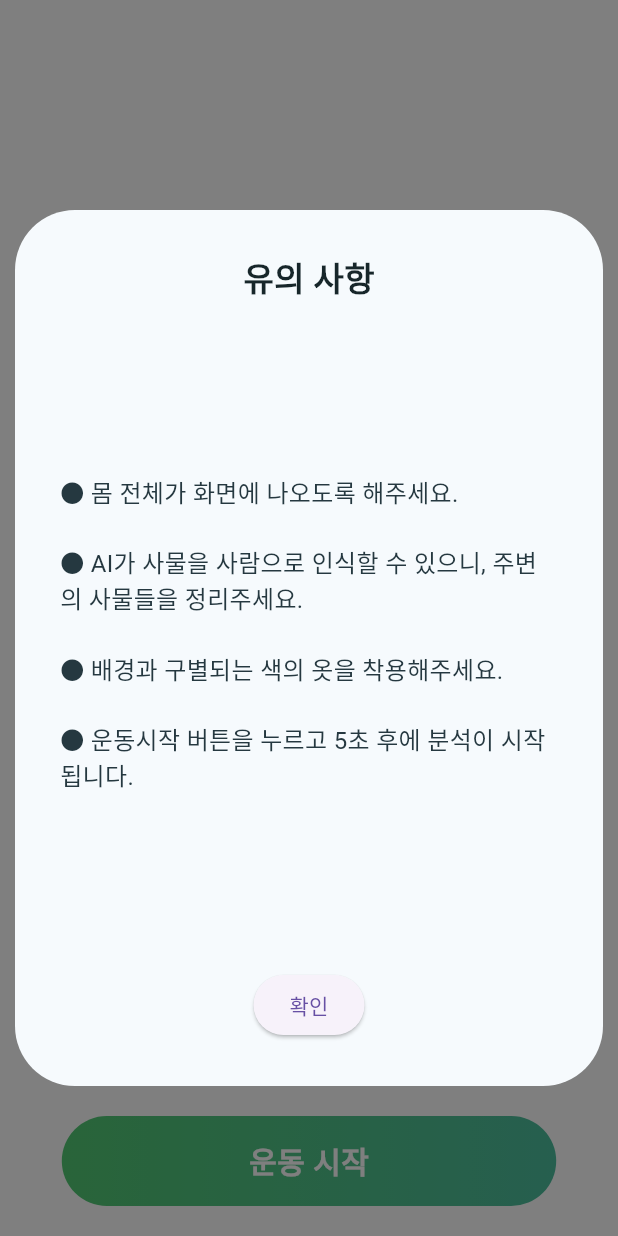
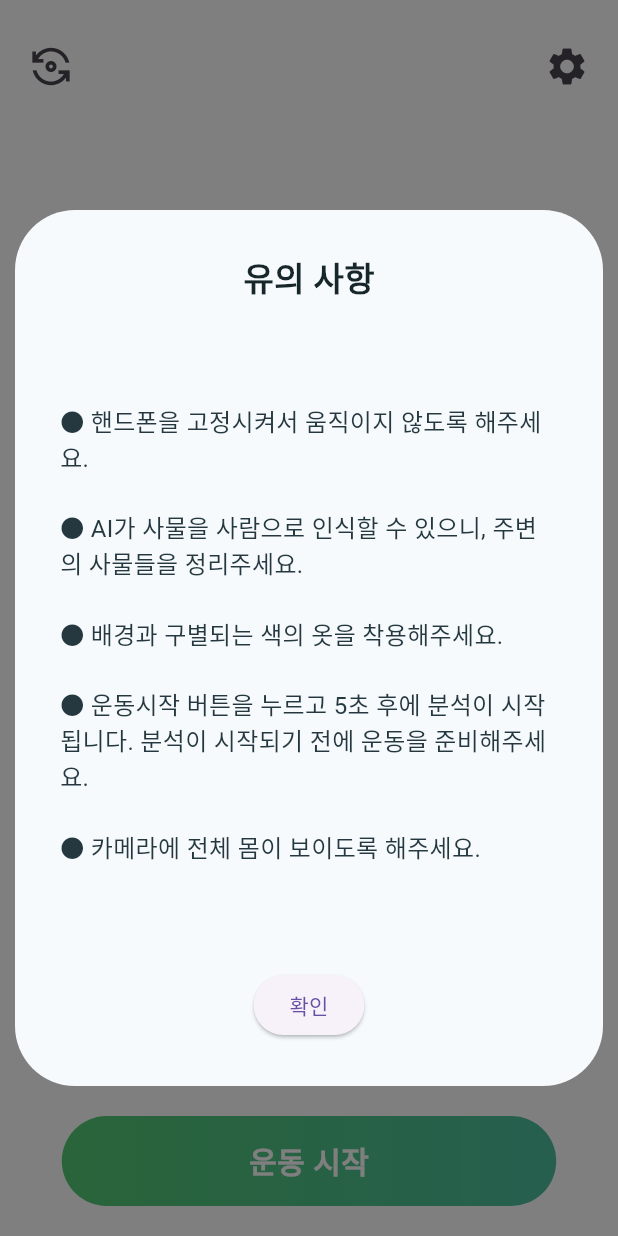
Before and after one commit to min9u/ai_trainer_mypt, a Flutter app: the TmpUiPage screen opened by its route, on a phone screen of 412 x 824 dp. Run offline on Flutter 3.47's test engine with Material 3 defaults, Android fonts, the phone set to English and light mode, and no system bars; our stand-ins replace camera, flutter_tts, fluttertoast, lorem_ipsum, permission_handler; missing offline and left inert: google_mlkit_commons, google_mlkit_pose_detection; Roboto replaces fonts that are missing (Pretendard).

Commit message:
feat: tmp ui page 개발

```diff
--- a/lib/main.dart
+++ b/lib/main.dart
@@ -13,7 +13,7 @@ import 'package:fluttertoast/fluttertoast.dart';
 import 'package:permission_handler/permission_handler.dart';
 
 import 'screens/camera/ai_trainer_page.dart';
-import 'screens/record/exercise_result_page.dart';
+import 'screens/diary/exercise_result_page.dart';
 
 void main() async {
   WidgetsFlutterBinding.ensureInitialized();
--- a/lib/models/app_icon_data.dart
+++ b/lib/models/app_icon_data.dart
@@ -22,7 +22,7 @@ import 'package:flutter/widgets.dart';
 class AppIconData {
   AppIconData._();
 
-  static const _kFontFam = 'IconData';
+  static const _kFontFam = 'Icon';
   static const String? _kFontPkg = null;
 
   static const IconData faucet =
--- a/lib/screens/camera/tmp_ui_page.dart
+++ b/lib/screens/camera/tmp_ui_page.dart
@@ -1,7 +1,11 @@
+import 'dart:io';
+
 import 'package:ai_trainer_mypt/theme.dart';
 import 'package:flutter/material.dart';
 import 'package:lorem_ipsum/lorem_ipsum.dart';
 import 'package:permission_handler/permission_handler.dart';
+import 'package:ai_trainer_mypt/theme.dart';
+import 'package:ai_trainer_mypt/models/app_icon_data.dart';
 
 class TmpUiPage extends StatefulWidget {
   const TmpUiPage({super.key});
@@ -42,24 +46,114 @@ class _TmpUiPageState extends State<TmpUiPage>
         // fit: StackFit.expand,
         children: [
           Center(child: const Text('hello')),
-          _buildStartStopButton(),
+          _startStopButton(),
+          _feedbackText(),
+          _settingIconToggle(),
+          _switchLiveCameraToggle(),
+          // 아래는 mordalBarrier. 새로 추가되는 위젯은 이 위에 추가
           if (animationController.status == AnimationStatus.dismissed)
             ModalBarrier(
               color: Colors.black.withOpacity(0.5),
               dismissible: false,
             ),
-          _buildPrecautionsContainer(),
+          _precautionsContainer(),
         ],
       ),
     ));
   }
 
-  Widget _buildStartStopButton() => Positioned(
+  Widget _settingIconToggle() => Positioned(
+        top: 20,
+        right: 10,
+        child: IconButton(
+          onPressed: (){},
+          icon: Icon(
+            Icons.settings,
+            size: 30,
+          ),
+        ),
+      );
+
+  Widget _switchLiveCameraToggle() => Positioned(
+      top: 20,
+      left: 10,
+      child: IconButton(
+        onPressed: (){},
+        icon: Icon(
+            Platform.isIOS
+                ? Icons.flip_camera_ios_outlined
+                : Icons.flip_camera_android_outlined,
+            size: 30),
+      ));
+
+  Widget _feedbackText() => Positioned(
+        bottom: 140,
+        right: 20,
+        child: Container(
+          width: 170,
+          height: 150,
+          padding: EdgeInsets.all(15),
+          child: Column(
+            children: [
+              Text(
+                '완전 이완 : O',
+                style: AppTheme.textTheme.bodyMedium,
+              ),
+              Text(
+                '완전 수축 : X',
+                style: AppTheme.textTheme.bodyMedium,
+              ),
+              Text(
+                '무릎 골반 동시수축 : O',
+                style: AppTheme.textTheme.bodyMedium,
+              ),
+              Text(
+                '무릎의 균형 : O',
+                style: AppTheme.textTheme.bodyMedium,
+              ),
+              Text(
+                '운동수행속도 : O',
+                style: AppTheme.textTheme.bodyMedium,
+              )
+            ],
+            mainAxisAlignment: MainAxisAlignment.center,
+            crossAxisAlignment: CrossAxisAlignment.start,
+          ),
+          decoration: BoxDecoration(
+              color: Color.fromRGBO(120, 120, 120, 0.2),
+              borderRadius: BorderRadius.all(Radius.circular(30))),
+        ),
+      );
+
+  Widget _startStopButton() => Positioned(
         bottom: 20,
         child: GestureDetector(
           onTap: () {
             setState(() {
-              isExerciseStarted = !isExerciseStarted;
+              if(!isExerciseStarted){
+                isExerciseStarted = !isExerciseStarted;
+              } else {
+                showDialog<String>(
+                  context: context,
+                  builder: (BuildContext context) => AlertDialog(
+                    backgroundColor: AppTheme.chipBackground,
+                    title: const Text('운동을 중지하시겠습니까?', style: AppTheme.titleMedium,),
+                    content: const Text('운동을 중지하면 운동을 이어서 할 수 없습니다.'),
+                    actions: <Widget>[
+                      TextButton(
+                        onPressed: () {
+                          Navigator.pushNamed(context, '/exerciseResult');
+                        },
+                        child: const Text('확인'),
+                      ),
+                      TextButton(
+                        onPressed: () => Navigator.of(context).pop(),
+                        child: const Text('취소'),
+                      ),
+                    ],
+                  ),
+                );
+              }
             });
           },
           child: AnimatedContainer(
@@ -102,7 +196,7 @@ class _TmpUiPageState extends State<TmpUiPage>
         ),
       );
 
-  Widget _buildPrecautionsContainer() => SlideTransition(
+  Widget _precautionsContainer() => SlideTransition(
         position: slideAnimation,
         child: Container(
           decoration: BoxDecoration(
@@ -116,7 +210,7 @@ class _TmpUiPageState extends State<TmpUiPage>
             children: [
               Text('유의 사항', style: AppTheme.textTheme.headlineSmall),
               Text(
-                '● 몸 전체가 화면에 나오도록 해주세요.\n\n● AI가 사물을 사람으로 인식할 수 있으니, 주변의 사물들을 정리주세요.\n\n● 배경과 구별되는 색의 옷을 착용해주세요.\n\n● 운동시작 버튼을 누르고 5초 후에 분석이 시작됩니다.',
+                '● 핸드폰을 고정시켜서 움직이지 않도록 해주세요.\n\n● AI가 사물을 사람으로 인식할 수 있으니, 주변의 사물들을 정리주세요.\n\n● 배경과 구별되는 색의 옷을 착용해주세요.\n\n● 운동시작 버튼을 누르고 5초 후에 분석이 시작됩니다. 분석이 시작되기 전에 운동을 준비해주세요.\n\n● 카메라에 전체 몸이 보이도록 해주세요.',
                 style: AppTheme.textTheme.bodyLarge,
               ),
               ElevatedButton(
--- a/lib/screens/record/exercise_result_page.dart
+++ b/lib/screens/diary/exercise_result_page.dart
@@ -1,11 +1,12 @@
 import 'package:flutter/material.dart';
+import 'package:ai_trainer_mypt/theme.dart';
 
 class ExerciseResultPage extends StatelessWidget {
   @override
   Widget build(BuildContext context) {
     return Scaffold(
       appBar: AppBar(
-        title: Text('운동결과'),
+        title: Text('운동결과', style: AppTheme.textTheme.titleMedium,),
         leading: IconButton(
           icon: Icon(Icons.arrow_back),
           onPressed: () {
```
Also changed, not shown: lib/screens/fitness/exercise_preparation_page.dart (+6 -5 lines), lib/screens/mypt_app_home_screen.dart (+7 -6 lines), lib/screens/diary/record_home_screen.dart (renamed from lib/screens/record/record_home_screen.dart), 1 other file.
